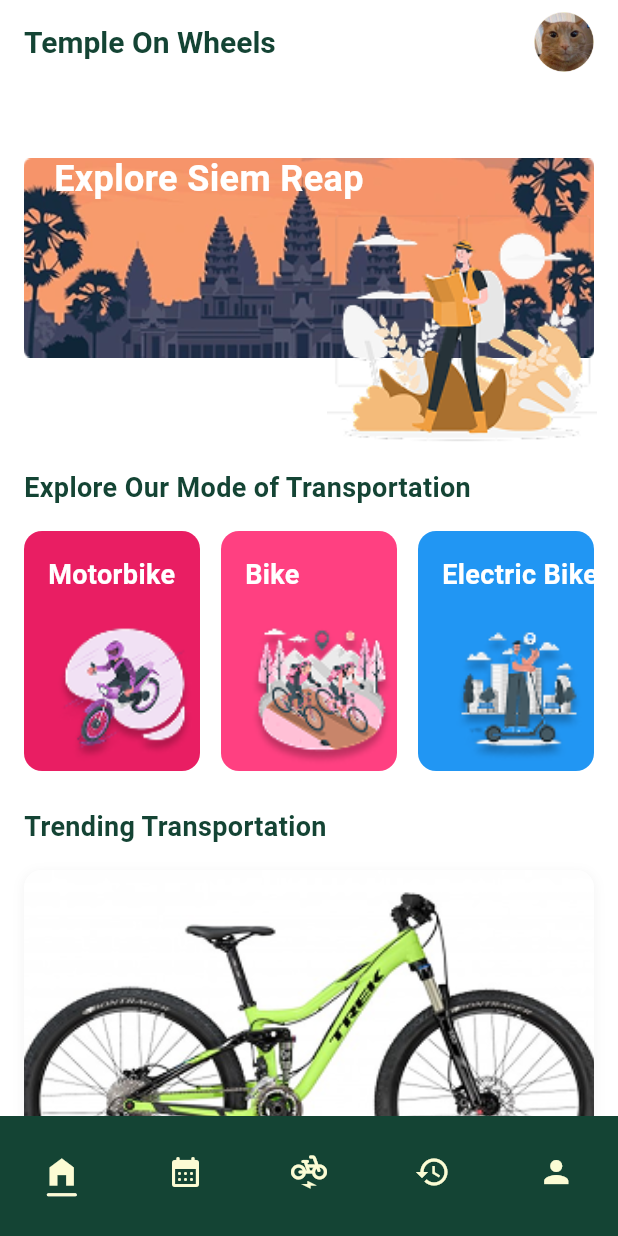
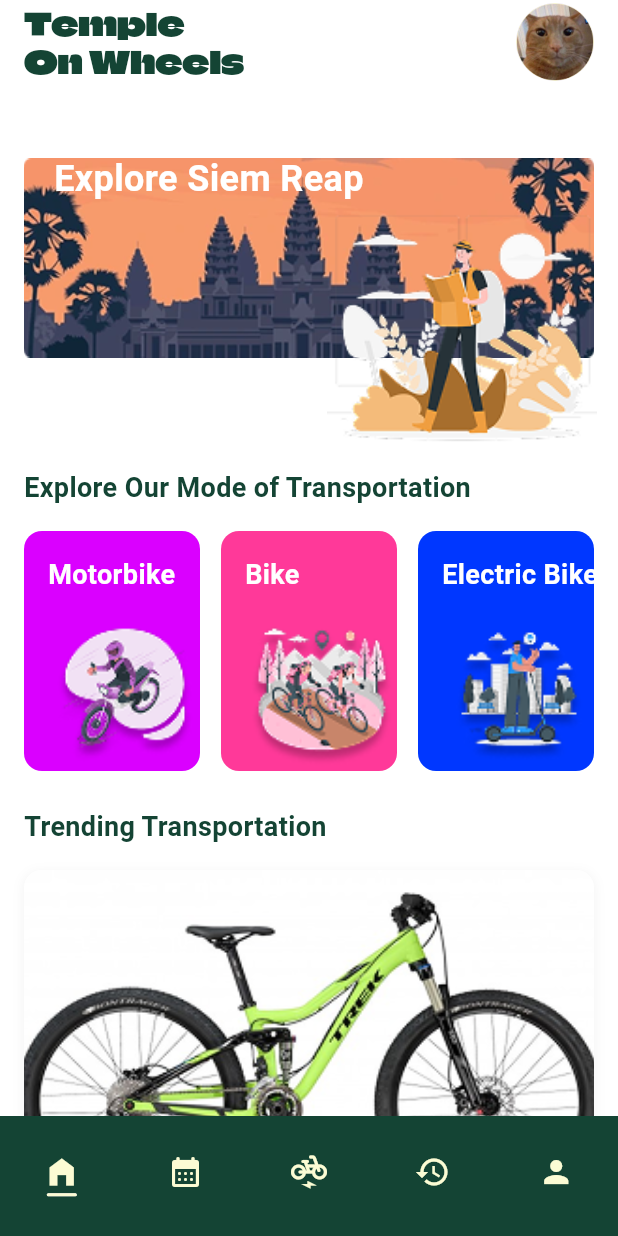
Before and after one commit to Sovichet-Rathanak/Temple-On-Wheel, a Flutter app: the HomeScreen screen opened by its route, on a phone screen of 412 x 824 dp. Run offline on Flutter 3.47's test engine with Material 3 defaults, Android fonts, the phone set to English and light mode, and no system bars; our stand-ins replace flutter_credit_card, flutter_rating_bar, go_router.

Commit message:
update color and font

```diff
--- a/lib/components/home/product_card.dart
+++ b/lib/components/home/product_card.dart
@@ -37,12 +37,11 @@ class ProductCard extends StatelessWidget {
         children: [
           // Product Image - Made bigger
           Container(
-            height: 250, // Increased height for bigger image display
+            height: 250,
             width: double.infinity,
             decoration: BoxDecoration(
               borderRadius: const BorderRadius.vertical(top: Radius.circular(12)),
               image: DecorationImage(
-                // TODO: Replace with your product image
                 image: AssetImage(imagePath),
                 fit: BoxFit.cover,
               ),
@@ -71,21 +70,22 @@ class ProductCard extends StatelessWidget {
                     Text(
                       rating.toString(),
                       style: const TextStyle(
-                        fontSize: 14,
-                        fontWeight: FontWeight.w500,
+                        fontSize: 16,
+                        fontWeight: FontWeight.bold,
                       ),
                     ),
                     const Spacer(),
                     // Location on the right side
                     Row(
                       children: [
-                        const Icon(Icons.location_on, size: 16, color: Colors.grey),
+                        const Icon(Icons.location_on, size: 16, color: Colors.black),
                         const SizedBox(width: 4),
                         Text(
                           location,
                           style: TextStyle(
-                            fontSize: 12,
-                            color: Colors.grey[600],
+                            fontSize: 16,
+                            color: Colors.black,
+                            fontWeight: FontWeight.bold,
                           ),
                         ),
                       ],
@@ -98,8 +98,9 @@ class ProductCard extends StatelessWidget {
                 Text(
                   status,
                   style: TextStyle(
-                    fontSize: 12,
-                    color: Colors.grey[600],
+                    fontSize: 16,
+                    color: Colors.black,
+                    fontWeight: FontWeight.bold
                   ),
                 ),
 
@@ -110,11 +111,10 @@ class ProductCard extends StatelessWidget {
                   width: double.infinity,
                   child: ElevatedButton(
                     onPressed: () {
-                      // TODO: Implement booking functionality
                       print('Book Now pressed for $name');
                     },
                     style: ElevatedButton.styleFrom(
-                      backgroundColor: kMainThemeColor, // Using the theme color
+                      backgroundColor: kMainThemeColor,
                       shape: RoundedRectangleBorder(
                         borderRadius: BorderRadius.circular(8),
                       ),
--- a/lib/screens/home_screen.dart
+++ b/lib/screens/home_screen.dart
@@ -15,19 +15,19 @@ class HomeScreen extends StatelessWidget {
         backgroundColor: Colors.white,
         elevation: 0,
         title: Text(
-          'Temple On Wheels',
+          'Temple\nOn Wheels',
+          softWrap: true,
           style: TextStyle(
             color: kMainThemeColor,
+            fontFamily: "ClimateCrisis",
             fontSize: 20,
-            fontWeight: FontWeight.bold,
           ),
         ),
         actions: [
           Padding(
             padding: const EdgeInsets.only(right: 16.0),
             child: CircleAvatar(
-              radius: 20,
-              // TODO: Replace with your profile image
+              radius: 26,
               backgroundImage: AssetImage('assets/images/profile.png'),
             ),
           ),
@@ -36,38 +36,32 @@ class HomeScreen extends StatelessWidget {
       body: ListView(
         padding: const EdgeInsets.all(16.0),
         children: [
-          // Updated Hero Banner with perfect fit background and adjusted hero position
           Container(
             height: 200,
             decoration: BoxDecoration(
               borderRadius: BorderRadius.circular(40),
-              color: Colors.white, // Added white background
+              color: Colors.white,
             ),
             child: Stack(
-              clipBehavior: Clip.none, // Allow content to overflow
+              clipBehavior: Clip.none,
               children: [
-                // Background Angkor Wat image filling perfectly without cropping
                 Container(
                   decoration: BoxDecoration(
                     borderRadius: BorderRadius.circular(40),
                     image: const DecorationImage(
-                      // TODO: Replace with your Angkor Wat background image
                       image: AssetImage('assets/images/home/angkor_wat.png'),
                       fit:
                           BoxFit
-                              .contain, // Changed to contain to show full image without cropping
+                              .contain,
                     ),
                   ),
                 ),
-                // Removed gradient overlay completely
-                // Hero image (person) positioned lower to extend more outside
                 Positioned(
-                  right: -2, // Allow it to extend outside the box
-                  bottom: -70, // Moved much lower as requested
+                  right: -2,
+                  bottom: -70,
                   child: Container(
                     width: 180,
                     height: 240,
-                    // TODO: Replace with your hero person image
                     decoration: const BoxDecoration(
                       image: DecorationImage(
                         image: AssetImage('assets/images/home/hero.png'),
@@ -83,7 +77,8 @@ class HomeScreen extends StatelessWidget {
                     'Explore Siem Reap',
                     style: TextStyle(
                       color:
-                          Colors.white, // Changed to kMainThemeColor since no gradient overlay
+                          Colors
+                              .white,
                       fontSize: 24,
                       fontWeight: FontWeight.bold,
                     ),
@@ -93,7 +88,7 @@ class HomeScreen extends StatelessWidget {
             ),
           ),
 
-          const SizedBox(height: 40), // Increased space from 24 to 40
+          const SizedBox(height: 40),
           // Transportation Mode Section with updated color
           Text(
             'Explore Our Mode of Transportation',
@@ -112,8 +107,7 @@ class HomeScreen extends StatelessWidget {
               Expanded(
                 child: TransportationCard(
                   title: 'Motorbike',
-                  color: const Color(0xFFE91E63),
-                  // TODO: Replace with your motorbike image
+                  color: const Color(0xFFDA00FF),
                   imagePath: 'assets/images/home/motobike.png',
                 ),
               ),
@@ -121,8 +115,7 @@ class HomeScreen extends StatelessWidget {
               Expanded(
                 child: TransportationCard(
                   title: 'Bike',
-                  color: const Color(0xFFFF4081),
-                  // TODO: Replace with your bike image
+                  color: const Color(0xFFFF3999),
                   imagePath: 'assets/images/home/bike.png',
                 ),
               ),
@@ -130,8 +123,7 @@ class HomeScreen extends StatelessWidget {
               Expanded(
                 child: TransportationCard(
                   title: 'Electric Bike',
-                  color: const Color(0xFF2196F3),
-                  // TODO: Replace with your electric bike image
+                  color: const Color(0xFF0037FF),
                   imagePath: 'assets/images/home/electric_bike.png',
                 ),
               ),
@@ -158,7 +150,6 @@ class HomeScreen extends StatelessWidget {
             rating: 4.7,
             status: 'Available For Pickup',
             location: 'Pub Street (1.5km away)',
-            // TODO: Replace with your TREK bike image
             imagePath: 'assets/images/home/bike1.png',
           ),
 
@@ -169,7 +160,6 @@ class HomeScreen extends StatelessWidget {
             rating: 4.7,
             status: 'Reserved Only',
             location: 'Preah Dak (1km away)',
-            // TODO: Replace with your EVO bike image
             imagePath: 'assets/images/home/bike2.png',
           ),
 
@@ -189,12 +179,13 @@ class HomeScreen extends StatelessWidget {
               ),
               TextButton(
                 onPressed: () {
-                  // TODO: Navigate to articles list screen
                   print('See all articles pressed');
                 },
-                child: const Text(
+                child: Text(
                   'See all',
-                  style: TextStyle(color: Colors.grey),
+                  style: TextStyle(
+                    color: kMainThemeColor,
+                    fontWeight: FontWeight.bold),
                 ),
               ),
             ],
@@ -206,7 +197,6 @@ class HomeScreen extends StatelessWidget {
           ArticleCard(
             title:
                 'Survivors, sniffing dogs join anti-mine march at Cambodia\'s Angkor Wat',
-            // TODO: Replace with your article image
             imagePath: 'assets/images/home/article1.png',
           ),
 
@@ -215,7 +205,6 @@ class HomeScreen extends StatelessWidget {
           ArticleCard(
             title:
                 'Cycling in Angkor Wat: Essential Tips to Explore Angkor Wat by Bike',
-            // TODO: Replace with your article image
             imagePath: 'assets/images/home/article2.png',
           ),
         ],
@@ -224,7 +213,6 @@ class HomeScreen extends StatelessWidget {
   }
 }
 
-// Updated Transportation Card Component with images positioned closer to border and larger text
 class TransportationCard extends StatelessWidget {
   final String title;
   final Color color;
```
